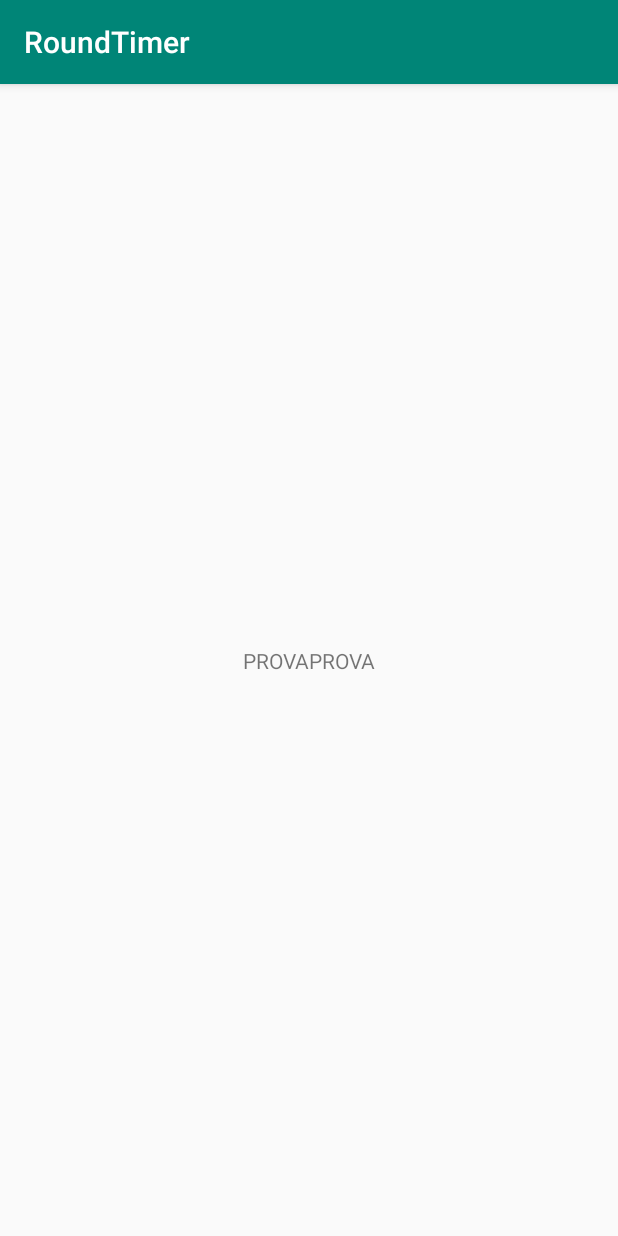
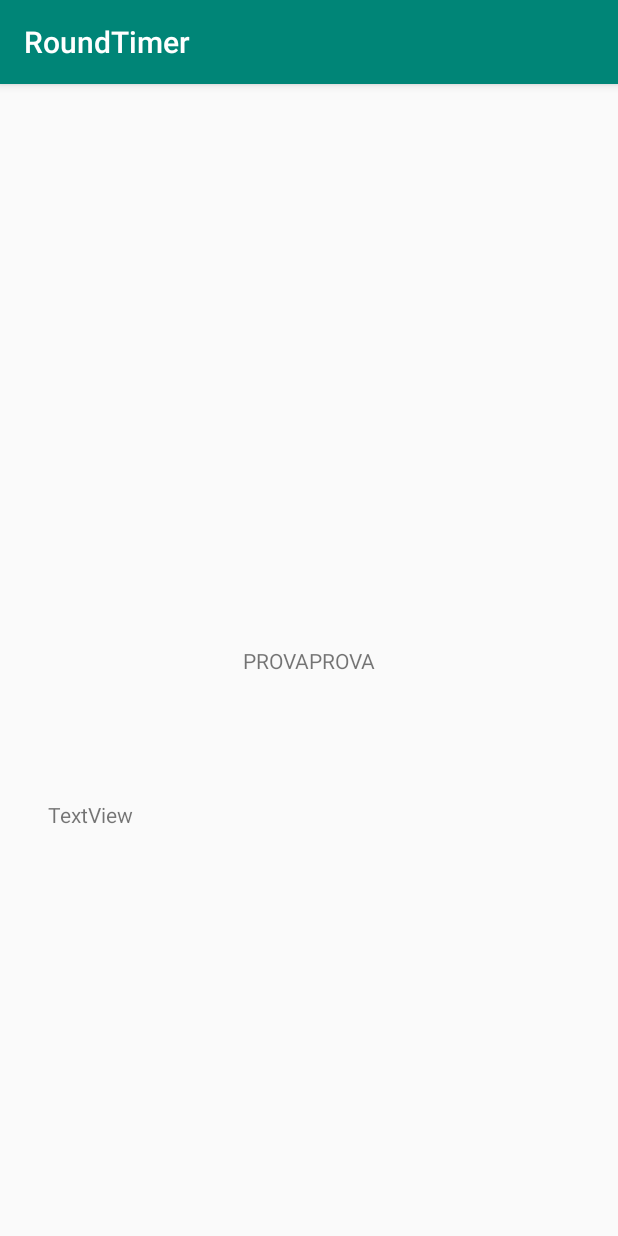
Before and after one commit to Demigod21/HIIT-Timer-Pro, an Android app: the Timer screen opened directly, with no data from a screen before it, on a phone screen of 412 x 824 dp. Run offline under Robolectric (Android 15) with nearby library versions, the phone set to English and light mode, and no system bars; 1 statement that could not run was skipped.

Commit message:
Creato pulsante add che aggiunge round fittizio alla lista di recycler view

```diff
--- a/app/src/main/java/com/appdavide/roundtimer/Timer.kt
+++ b/app/src/main/java/com/appdavide/roundtimer/Timer.kt
@@ -2,11 +2,20 @@ package com.appdavide.roundtimer
 
 import androidx.appcompat.app.AppCompatActivity
 import android.os.Bundle
+import kotlinx.android.synthetic.main.activity_timer.*
 
 class Timer : AppCompatActivity() {
 
     override fun onCreate(savedInstanceState: Bundle?) {
         super.onCreate(savedInstanceState)
         setContentView(R.layout.activity_timer)
+
+        val testo = intent.getStringExtra("test")
+        val test1 = intent.getStringArrayExtra("test2")
+
+        txt_prova.text = testo
+        txt_prova_2.setText(test1.get(1))
+
+
     }
 }
--- a/app/src/main/res/layout/activity_timer.xml
+++ b/app/src/main/res/layout/activity_timer.xml
@@ -16,4 +16,18 @@
             app:layout_constraintBottom_toBottomOf="parent" app:layout_constraintEnd_toEndOf="parent"
             android:layout_marginEnd="8dp" app:layout_constraintStart_toStartOf="parent"
             android:layout_marginStart="8dp"/>
+    <TextView
+            android:text="TextView"
+            android:layout_width="wrap_content"
+            android:layout_height="wrap_content"
+            android:id="@+id/txt_prova"
+            app:layout_constraintTop_toBottomOf="@+id/textView2" android:layout_marginTop="32dp"
+            app:layout_constraintStart_toStartOf="@+id/textView2"/>
+    <TextView
+            android:text="TextView"
+            android:layout_width="wrap_content"
+            android:layout_height="wrap_content"
+            android:id="@+id/txt_prova_2"
+            app:layout_constraintTop_toBottomOf="@+id/txt_prova" android:layout_marginTop="32dp"
+            app:layout_constraintStart_toStartOf="parent" android:layout_marginStart="32dp"/>
 </androidx.constraintlayout.widget.ConstraintLayout>
--- a/app/src/main/res/layout/fragment_custom.xml
+++ b/app/src/main/res/layout/fragment_custom.xml
@@ -30,5 +30,11 @@
             app:layout_constraintTop_toBottomOf="@+id/listaCustom" android:layout_marginTop="16dp"
             app:layout_constraintEnd_toEndOf="parent" android:layout_marginEnd="8dp"
             app:layout_constraintStart_toStartOf="parent" android:layout_marginStart="8dp"/>
+    <Button
+            android:text="ADD"
+            android:layout_width="wrap_content"
+            android:layout_height="wrap_content"
+            android:id="@+id/btn_add_round" app:layout_constraintStart_toEndOf="@+id/btn_start_timer"
+            android:layout_marginStart="32dp" app:layout_constraintTop_toTopOf="@+id/btn_start_timer"/>
 
 </androidx.constraintlayout.widget.ConstraintLayout>
```
Also changed, not shown: app/src/main/java/com/appdavide/roundtimer/fragment/CustomFragment.kt (+26 -0 lines).
